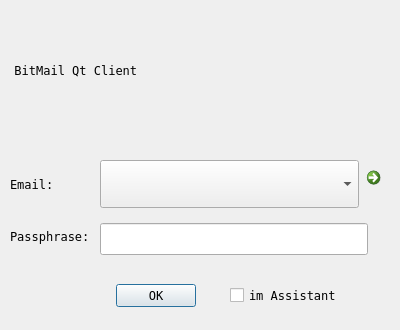
The window that qt/logindialog.ui (bitbaba/bitmail) describes before a commit, drawn with Qt 5.
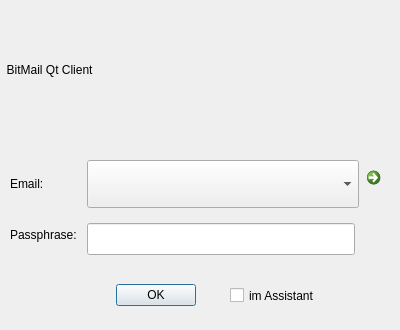
The same window after the commit.

```diff
--- a/qt/logindialog.ui
+++ b/qt/logindialog.ui
@@ -36,7 +36,7 @@
   </property>
   <property name="font">
    <font>
-    <family>Fixedsys</family>
+    <family>Arial</family>
     <weight>50</weight>
     <bold>false</bold>
    </font>
```
